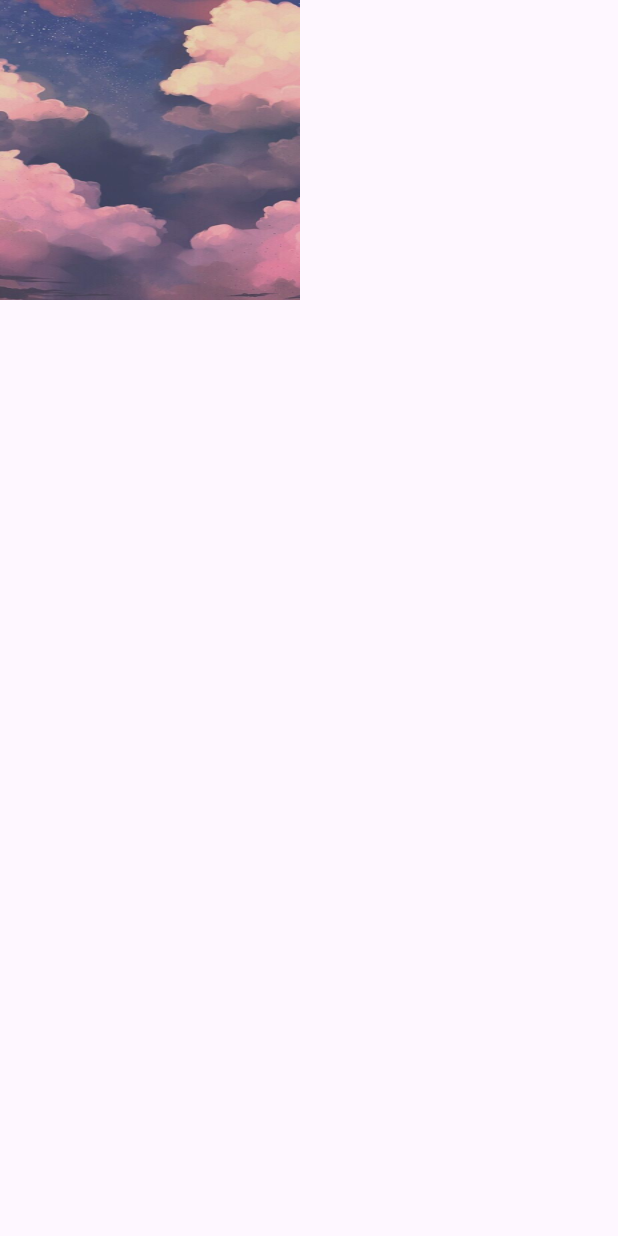
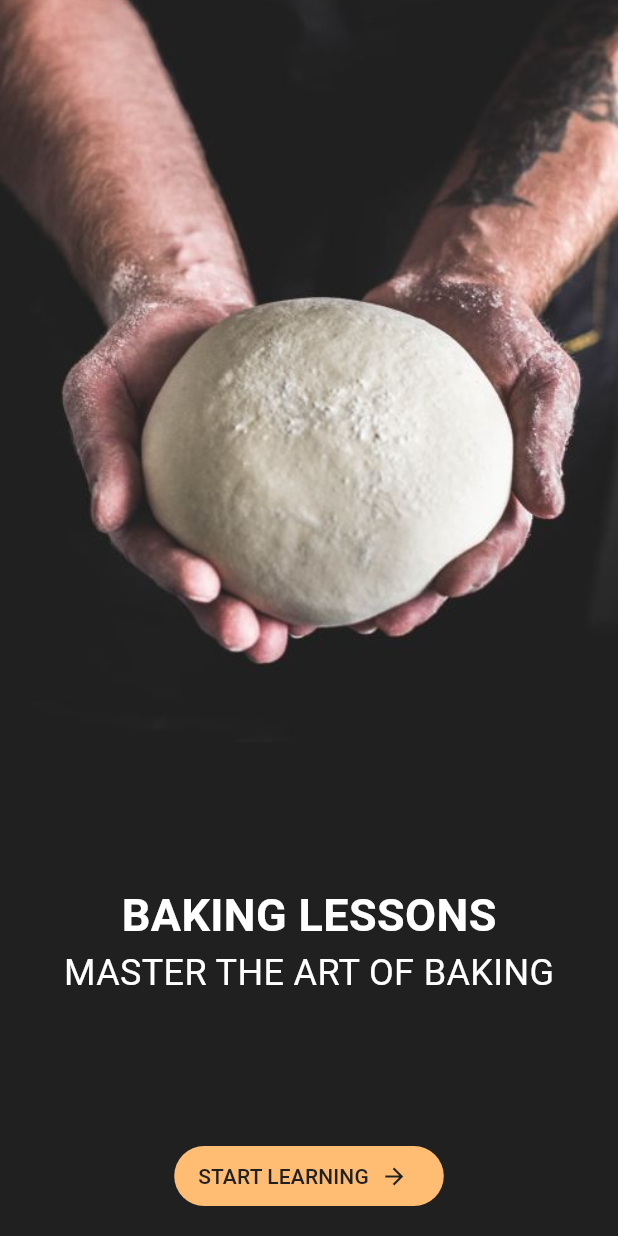
Before and after one commit to 6631501135MIN/flutter_lab, a Flutter app: the screen it shows after launch, on a phone screen of 412 x 824 dp. Run offline on Flutter 3.47's test engine with Material 3 defaults, Android fonts, the phone set to English and light mode, and no system bars.

Commit message:
Add baking app demo

```diff
--- a/lib/main.dart
+++ b/lib/main.dart
@@ -1,6 +1,6 @@
 import 'package:flutter/material.dart';
-import 'package:flutter_lab/week06/image_demo.dart';
+import 'package:flutter_lab/week06/baking_app.dart';
 
 void main() {
-  runApp(MaterialApp(debugShowCheckedModeBanner: false, home: ImageDemo()));
+  runApp(MaterialApp(debugShowCheckedModeBanner: false, home: BakingApp()));
 }
--- /dev/null
+++ b/lib/week06/baking_app.dart
@@ -0,0 +1,56 @@
+import 'package:flutter/material.dart';
+
+const Color bgColor = Color(0xFF202020);
+const Color primaryColor = Color(0xFFFFBD73);
+
+class BakingApp extends StatelessWidget {
+  const BakingApp({super.key});
+
+  @override
+  Widget build(BuildContext context) {
+    return Scaffold(
+      backgroundColor: bgColor,
+      body: Column(
+        crossAxisAlignment: CrossAxisAlignment.stretch,
+        children: [
+          Expanded(
+            flex: 6,
+            child: Image.asset('assets/images/baking.jpg', fit: BoxFit.cover),
+          ),
+          Expanded(
+            flex: 4,
+            child: Column(
+              children: [
+                Spacer(),
+                Text(
+                  'Baking lessons'.toUpperCase(),
+                  style: TextStyle(
+                    color: Colors.white,
+                    fontSize: 30,
+                    fontWeight: FontWeight.bold,
+                  ),
+                ),
+                Text(
+                  'Master the art of baking'.toUpperCase(),
+                  style: TextStyle(color: Colors.white, fontSize: 24),
+                ),
+                Spacer(),
+                FilledButton.icon(
+                  onPressed: () {},
+                  style: FilledButton.styleFrom(backgroundColor: primaryColor),
+                  label: Text(
+                    'Start learning'.toUpperCase(),
+                    style: TextStyle(color: bgColor),
+                  ),
+                  icon: Icon(Icons.arrow_forward, color: bgColor),
+                  iconAlignment: IconAlignment.end,
+                ),
+                SizedBox(height: 16),
+              ],
+            ),
+          ),
+        ],
+      ),
+    );
+  }
+}
--- a/pubspec.yaml
+++ b/pubspec.yaml
@@ -59,7 +59,7 @@ flutter:
 
   # To add assets to your application, add an assets section, like this:
   assets:
-    - assets/images/sky.jpg
+    - assets/images/baking.jpg
   #   - images/a_dot_ham.jpeg
 
   # An image asset can refer to one or more resolution-specific "variants", see
```
Also changed, not shown: assets/images/baking.jpg (added), assets/images/clock-tower.jpg (added), assets/images/landscape.png (added), assets/images/salad.jpg (added).
